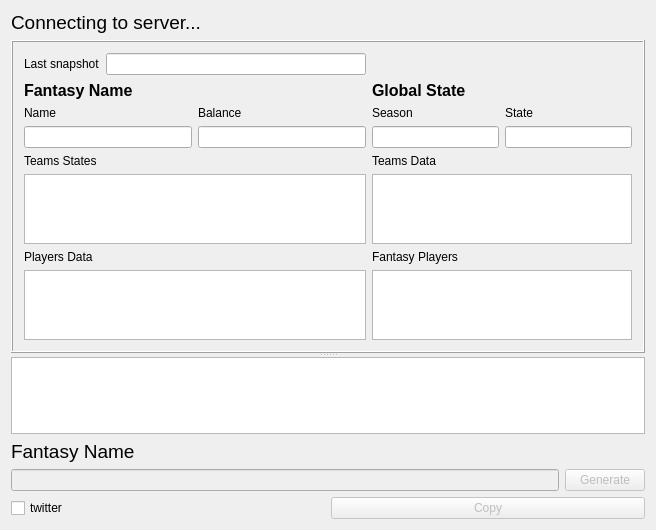
Before: the Qt Designer form cute-fantasy/sfgui.ui in protoblock/protoblock, drawn with Qt 5.
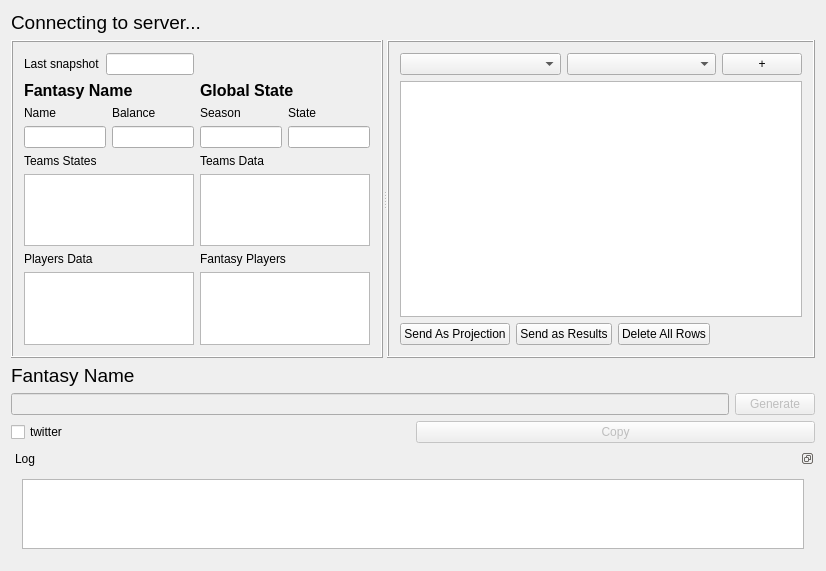
After: the same form once the commit is applied.

Commit message: Added a Gui element to send either projections or results.

The edit to the form file:
```diff
--- a/cute-fantasy/sfgui.ui
+++ b/cute-fantasy/sfgui.ui
@@ -6,8 +6,8 @@
    <rect>
     <x>0</x>
     <y>0</y>
-    <width>656</width>
-    <height>530</height>
+    <width>826</width>
+    <height>571</height>
    </rect>
   </property>
   <property name="windowTitle">
@@ -16,7 +16,7 @@
   <property name="whatsThis">
    <string/>
   </property>
-  <layout class="QGridLayout" name="gridLayout_2">
+  <layout class="QGridLayout" name="gridLayout_5">
    <item row="0" column="0">
     <widget class="QLabel" name="message">
      <property name="font">
@@ -31,39 +31,10 @@
      </property>
     </widget>
    </item>
-   <item row="2" column="0">
-    <layout class="QHBoxLayout" name="horizontalLayout_2">
-     <item>
-      <widget class="QCheckBox" name="twitter">
-       <property name="layoutDirection">
-        <enum>Qt::LeftToRight</enum>
-       </property>
-       <property name="autoFillBackground">
-        <bool>false</bool>
-       </property>
-       <property name="text">
-        <string>twitter</string>
-       </property>
-      </widget>
-     </item>
-     <item>
-      <widget class="QPushButton" name="copy">
-       <property name="enabled">
-        <bool>false</bool>
-       </property>
-       <property name="text">
-        <string>Copy</string>
-       </property>
-      </widget>
-     </item>
-    </layout>
-   </item>
    <item row="1" column="0">
-    <layout class="QVBoxLayout" name="verticalLayout_2">
-     <item>
       <widget class="QSplitter" name="splitter">
        <property name="orientation">
-        <enum>Qt::Vertical</enum>
+      <enum>Qt::Horizontal</enum>
        </property>
        <widget class="QFrame" name="frame">
         <property name="frameShape">
@@ -393,23 +364,71 @@
          </item>
         </layout>
        </widget>
-       <widget class="QTextBrowser" name="textBrowser">
-        <property name="minimumSize">
-         <size>
-          <width>0</width>
-          <height>0</height>
-         </size>
-        </property>
-        <property name="maximumSize">
+     <widget class="QFrame" name="frame_2">
+      <property name="frameShape">
+       <enum>QFrame::Box</enum>
+      </property>
+      <property name="frameShadow">
+       <enum>QFrame::Raised</enum>
+      </property>
+      <layout class="QGridLayout" name="gridLayout_3">
+       <item row="2" column="0">
+        <widget class="QPushButton" name="mySendProjectionsButton">
+         <property name="text">
+          <string>Send As Projection</string>
+         </property>
+        </widget>
+       </item>
+       <item row="1" column="0" colspan="6">
+        <widget class="QTableView" name="myScoringTableView"/>
+       </item>
+       <item row="2" column="4" colspan="2">
+        <spacer name="horizontalSpacer">
+         <property name="orientation">
+          <enum>Qt::Horizontal</enum>
+         </property>
+         <property name="sizeHint" stdset="0">
          <size>
-          <width>16777215</width>
-          <height>80</height>
-         </size>
-        </property>
-       </widget>
-      </widget>
-     </item>
-     <item>
+           <width>198</width>
+           <height>20</height>
+          </size>
+         </property>
+        </spacer>
+       </item>
+       <item row="2" column="1" colspan="2">
+        <widget class="QPushButton" name="mySendResultsButton">
+         <property name="text">
+          <string>Send as Results</string>
+         </property>
+        </widget>
+       </item>
+       <item row="0" column="2" colspan="3">
+        <widget class="QComboBox" name="myPlayersCmb"/>
+       </item>
+       <item row="0" column="0" colspan="2">
+        <widget class="QComboBox" name="myTeamsCmb"/>
+       </item>
+       <item row="0" column="5">
+        <widget class="QPushButton" name="myAddScoringLineButton">
+         <property name="text">
+          <string>+</string>
+         </property>
+        </widget>
+       </item>
+       <item row="2" column="3">
+        <widget class="QPushButton" name="myDeleteAllRowsButton">
+         <property name="text">
+          <string>Delete All Rows</string>
+         </property>
+        </widget>
+       </item>
+      </layout>
+     </widget>
+    </widget>
+   </item>
+   <item row="2" column="0">
+    <layout class="QGridLayout" name="gridLayout_4">
+     <item row="0" column="0">
       <widget class="QLabel" name="fantasynamestatus">
        <property name="font">
         <font>
@@ -430,7 +449,7 @@
        </property>
       </widget>
      </item>
-     <item>
+     <item row="1" column="0">
       <layout class="QHBoxLayout" name="horizontalLayout">
        <item>
         <widget class="QLineEdit" name="fantasyname">
@@ -451,9 +470,70 @@
        </item>
       </layout>
      </item>
+     <item row="2" column="0">
+      <layout class="QHBoxLayout" name="horizontalLayout_2">
+       <item>
+        <widget class="QCheckBox" name="twitter">
+         <property name="layoutDirection">
+          <enum>Qt::LeftToRight</enum>
+         </property>
+         <property name="autoFillBackground">
+          <bool>false</bool>
+         </property>
+         <property name="text">
+          <string>twitter</string>
+         </property>
+        </widget>
+       </item>
+       <item>
+        <widget class="QPushButton" name="copy">
+         <property name="enabled">
+          <bool>false</bool>
+         </property>
+         <property name="text">
+          <string>Copy</string>
+         </property>
+        </widget>
+       </item>
     </layout>
    </item>
   </layout>
+   </item>
+   <item row="3" column="0">
+    <widget class="QDockWidget" name="dockWidget">
+     <property name="features">
+      <set>QDockWidget::DockWidgetFloatable|QDockWidget::DockWidgetMovable</set>
+     </property>
+     <property name="allowedAreas">
+      <set>Qt::BottomDockWidgetArea</set>
+     </property>
+     <property name="windowTitle">
+      <string>Log</string>
+     </property>
+     <widget class="QWidget" name="dockWidgetContents">
+      <layout class="QGridLayout" name="gridLayout_2">
+       <item row="0" column="0">
+        <widget class="QTextBrowser" name="textBrowser">
+         <property name="minimumSize">
+          <size>
+           <width>0</width>
+           <height>0</height>
+          </size>
+         </property>
+         <property name="maximumSize">
+          <size>
+           <width>16777215</width>
+           <height>80</height>
+          </size>
+         </property>
+        </widget>
+       </item>
+      </layout>
+     </widget>
+    </widget>
+   </item>
+  </layout>
+  <zorder>splitter</zorder>
   <zorder>message</zorder>
   <zorder></zorder>
  </widget>
```
Left out of the diff: 2 changed lines with no effect on the pictures. Lines whose indentation alone changed are shown as unchanged. The commit also changes 13 other files.
